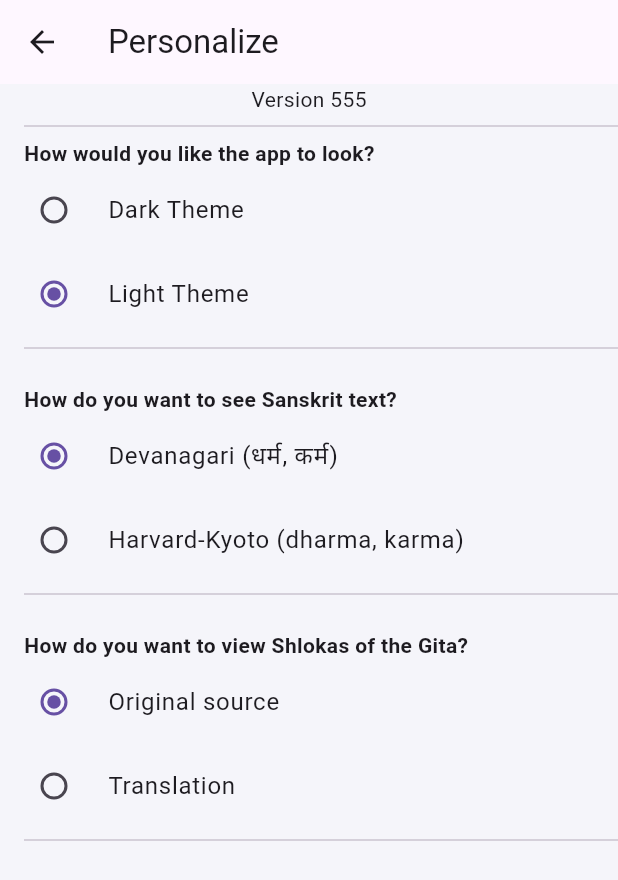
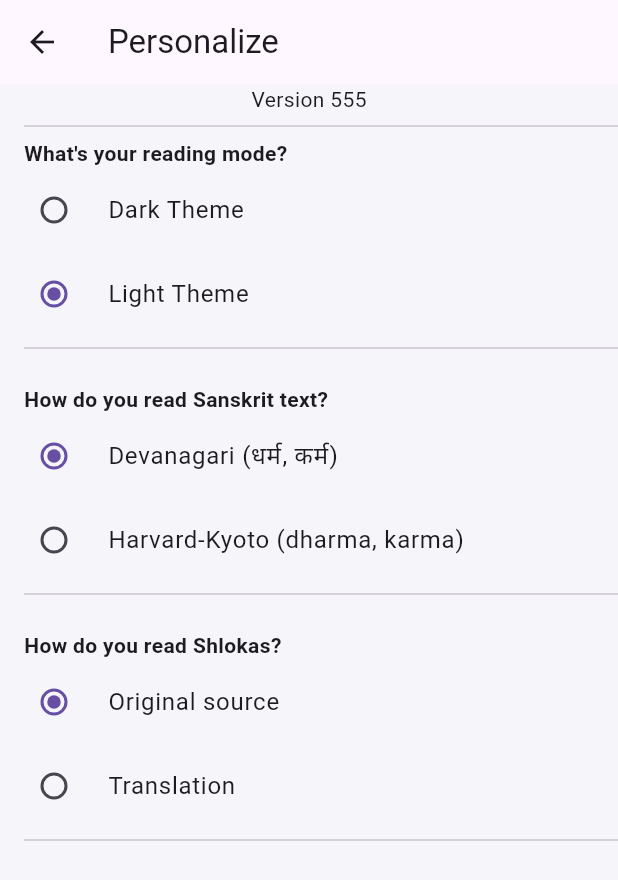
Before and after one commit to sudeeprp/GitaPower, a Flutter app: the PersonalWidget screen opened by its route, on a phone screen of 412 x 824 dp. Shown: the top 880 px of the screen. Run offline on Flutter 3.47's test engine with Material 3 defaults, Android fonts, the phone set to English and light mode, and no system bars; our stand-ins replace app_links, dio, firebase_core, firebase_crashlytics, get, google_fonts and 2 more; missing offline and left inert: enum_to_string, float_column, keep_screen_on, markdown; accounts and stored records are empty; network calls fail; statements that could not run were skipped.

Commit message:
Update PersonalWidget titles per feedback: reading mode, read Sanskrit text, read Shlokas
Co-authored-by: sudeeprp <30889063+sudeeprp@users.noreply.github.com>

```diff
--- a/feeder/lib/personal_widget.dart
+++ b/feeder/lib/personal_widget.dart
@@ -16,21 +16,21 @@ class PersonalWidget extends StatelessWidget {
         BuildIdentWidget(),
         Divider(height: 16, indent: 16),
         buildEnumSelector<ReadingTheme>(
-          title: 'How would you like the app to look?',
+          title: 'What\'s your reading mode?',
           values: ReadingTheme.values,
           groupValue: choices.theme,
           displayText: (theme) => theme == ReadingTheme.dark ? 'Dark Theme' : 'Light Theme',
         ),
         SizedBox(height: 16),
         buildEnumSelector<ScriptPreference>(
-          title: 'How do you want to see Sanskrit text?',
+          title: 'How do you read Sanskrit text?',
           values: ScriptPreference.values,
           groupValue: choices.script,
           displayText: (script) => script == ScriptPreference.devanagari ? 'Devanagari (धर्म, कर्म)' : 'Harvard-Kyoto (dharma, karma)',
         ),
         SizedBox(height: 16),
         buildEnumSelector<HeadPreference>(
-          title: 'How do you want to view Shlokas of the Gita?',
+          title: 'How do you read Shlokas?',
           values: HeadPreference.values,
           groupValue: choices.headPreference,
           displayText: (headPref) => headPref == HeadPreference.shloka ? 'Original source' : 'Translation',
```
